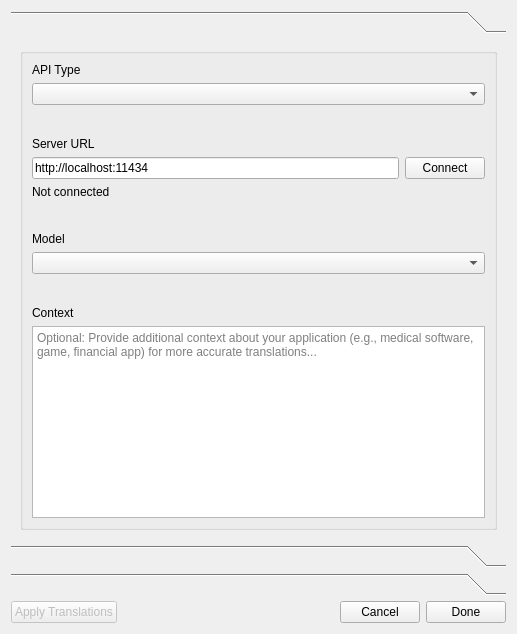
The window that src/linguist/linguist/machinetranslationdialog.ui (qt/qttools) describes before a commit, drawn with Qt 5.
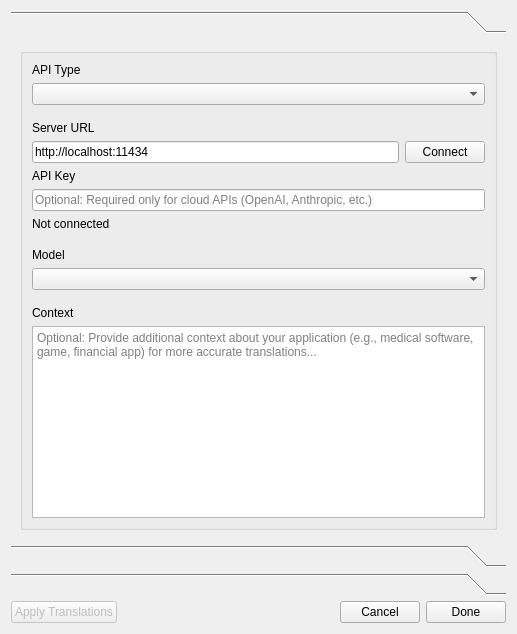
The same window after the commit. Icons and pictures are not drawn.

Commit message:
Linguist: Add API key support for cloud translation providers
Allow users to authenticate with cloud-based OpenAI-compatible APIs
(OpenAI, Anthropic, Groq, etc.) by providing an optional API key.
The key is sent via the Authorization Bearer header. The API key
field is shown only for OpenAI Compatible API type and hidden for
Ollama which doesn't require authentication.

Diff of the .ui file:
```diff
--- a/src/linguist/linguist/machinetranslationdialog.ui
+++ b/src/linguist/linguist/machinetranslationdialog.ui
@@ -48,7 +48,7 @@
          </property>
          <layout class="QVBoxLayout" name="verticalLayout_4">
           <item>
-           <layout class="QGridLayout" name="configLayout" rowstretch="0,0,0,0,0,0,0,0,0,0,0,0" columnstretch="0,0" rowminimumheight="0,0,0,0,0,0,0,0,0,0,0,0">
+           <layout class="QGridLayout" name="configLayout" rowstretch="0,0,0,0,0,0,0,0,0,0,0,0,0,0" columnstretch="0,0" rowminimumheight="0,0,0,0,0,0,0,0,0,0,0,0,0,0">
             <item row="2" column="0">
              <spacer name="verticalSpacer_5">
               <property name="orientation">
@@ -62,7 +62,7 @@
               </property>
              </spacer>
             </item>
-            <item row="10" column="0">
+            <item row="12" column="0">
              <widget class="QLabel" name="contextLabel">
               <property name="maximumSize">
                <size>
@@ -91,7 +91,7 @@
               </property>
              </widget>
             </item>
-            <item row="8" column="0" colspan="2">
+            <item row="10" column="0" colspan="2">
              <widget class="QComboBox" name="modelComboBox">
               <property name="minimumSize">
                <size>
@@ -104,7 +104,7 @@
               </property>
              </widget>
             </item>
-            <item row="9" column="0">
+            <item row="11" column="0">
              <spacer name="verticalSpacer">
               <property name="orientation">
                <enum>Qt::Orientation::Vertical</enum>
@@ -117,7 +117,7 @@
               </property>
              </spacer>
             </item>
-            <item row="11" column="0" colspan="2">
+            <item row="13" column="0" colspan="2">
              <widget class="QPlainTextEdit" name="contextEdit">
               <property name="maximumSize">
                <size>
@@ -130,7 +130,7 @@
               </property>
              </widget>
             </item>
-            <item row="5" column="0" colspan="2">
+            <item row="7" column="0" colspan="2">
              <widget class="QLabel" name="connectionStatusLabel">
               <property name="text">
                <string>Not connected</string>
@@ -166,7 +166,7 @@
               </property>
              </widget>
             </item>
-            <item row="6" column="0">
+            <item row="8" column="0">
              <spacer name="verticalSpacer_2">
               <property name="orientation">
                <enum>Qt::Orientation::Vertical</enum>
@@ -186,7 +186,7 @@
               </property>
              </widget>
             </item>
-            <item row="7" column="0">
+            <item row="9" column="0">
              <widget class="QLabel" name="serverLabel_2">
               <property name="maximumSize">
                <size>
@@ -209,6 +209,26 @@
               </property>
              </widget>
             </item>
+            <item row="5" column="0">
+             <widget class="QLabel" name="apiKeyLabel">
+              <property name="text">
+               <string>API Key</string>
+              </property>
+              <property name="buddy">
+               <cstring>apiKeyEdit</cstring>
+              </property>
+             </widget>
+            </item>
+            <item row="6" column="0" colspan="2">
+             <widget class="QLineEdit" name="apiKeyEdit">
+              <property name="echoMode">
+               <enum>QLineEdit::EchoMode::Password</enum>
+              </property>
+              <property name="placeholderText">
+               <string>Optional: Required only for cloud APIs (OpenAI, Anthropic, etc.)</string>
+              </property>
+             </widget>
+            </item>
            </layout>
           </item>
          </layout>
```
The commit also changes 3 other files.
